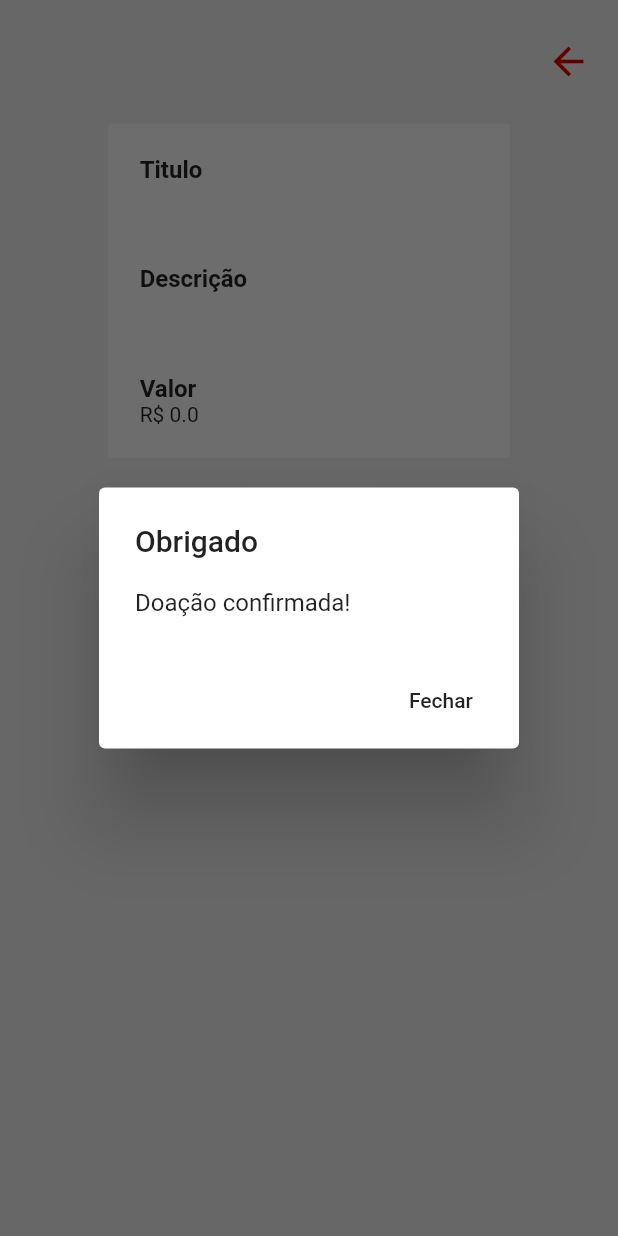
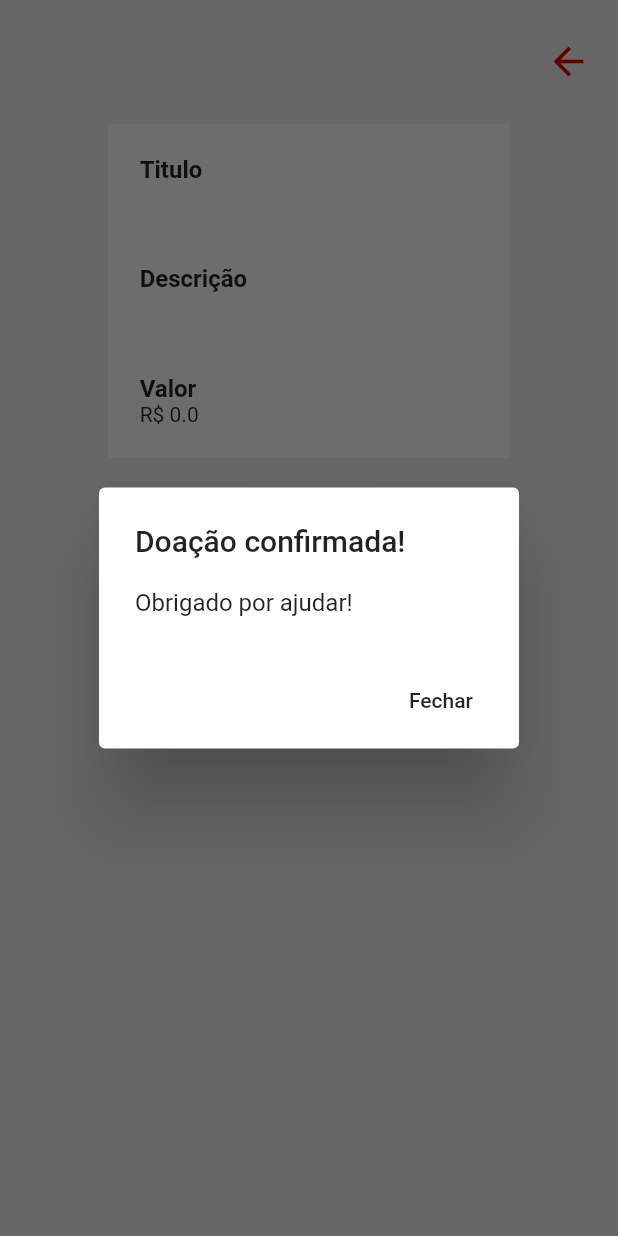
Before and after one commit to mateusfarinelli/faculdade_projeto_mobile, a Flutter app: the Details screen opened directly with empty values, after a tap on "Doar", on a phone screen of 412 x 824 dp. Run offline on Flutter 3.47's test engine with Material 2 defaults, Android fonts, the phone set to English and light mode, and no system bars; our stand-ins replace cloud_firestore, firebase_auth; accounts and stored records are empty.

Commit message:
Finalizando o projeto

```diff
--- a/app_doacao/lib/pages/details.dart
+++ b/app_doacao/lib/pages/details.dart
@@ -17,6 +17,9 @@ class _DetailsState extends State<Details> {
 
   @override
   Widget build(BuildContext context) {
+    var db = Firestore.instance;
+    var collection = "incidents";
+
     return Scaffold(
       backgroundColor: Colors.grey[300],
       body: ListView(children: [
@@ -97,12 +100,13 @@ class _DetailsState extends State<Details> {
                     context: context,
                     builder: (BuildContext context) {
                       return AlertDialog(
-                        title: Text("Obrigado"),
-                        content: Text("Doação confirmada!"),
+                        title: Text("Doação confirmada!"),
+                        content: Text("Obrigado por ajudar!"),
                         actions: <Widget>[
                           FlatButton(
                             child: Text("Fechar"),
                             onPressed: () {
+                              db.collection(collection).document(widget.incident.documentID).delete();
                               Navigator.pushNamed(context, "/home");
                             },
                           )
```
